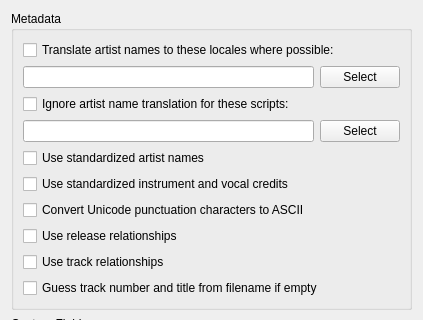
First picture: the form in ui/options_metadata.ui, repository metabrainz/picard, before the edit; both pictures show x 0 to 423 and y 0 to 320 of the 423 by 553 pixel window.
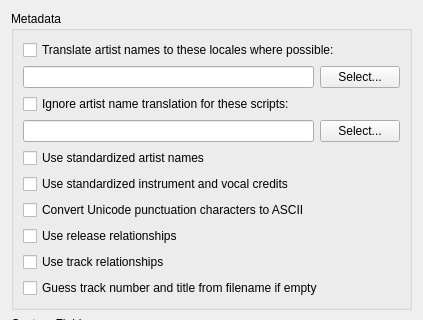
Second picture: the form after the edit.

Commit message:
Update script selector ui:
- Set minimum size for the dialog.
- Add label and tooltips explaining the weighting threshold.
- Display available scripts list in alphabetical order.
- Add "..." to "Select" buttons on Metadata options page.
- Use `ScriptExceptionSelector.make_label` method in Metadata options.

```diff
--- a/ui/options_metadata.ui
+++ b/ui/options_metadata.ui
@@ -54,7 +54,7 @@
         <item>
          <widget class="QPushButton" name="select_locales">
           <property name="text">
-           <string>Select</string>
+           <string>Select...</string>
           </property>
          </widget>
         </item>
@@ -82,7 +82,7 @@
         <item>
          <widget class="QPushButton" name="select_scripts">
           <property name="text">
-           <string>Select</string>
+           <string>Select...</string>
           </property>
          </widget>
         </item>
```
The commit also changes 5 other files.
